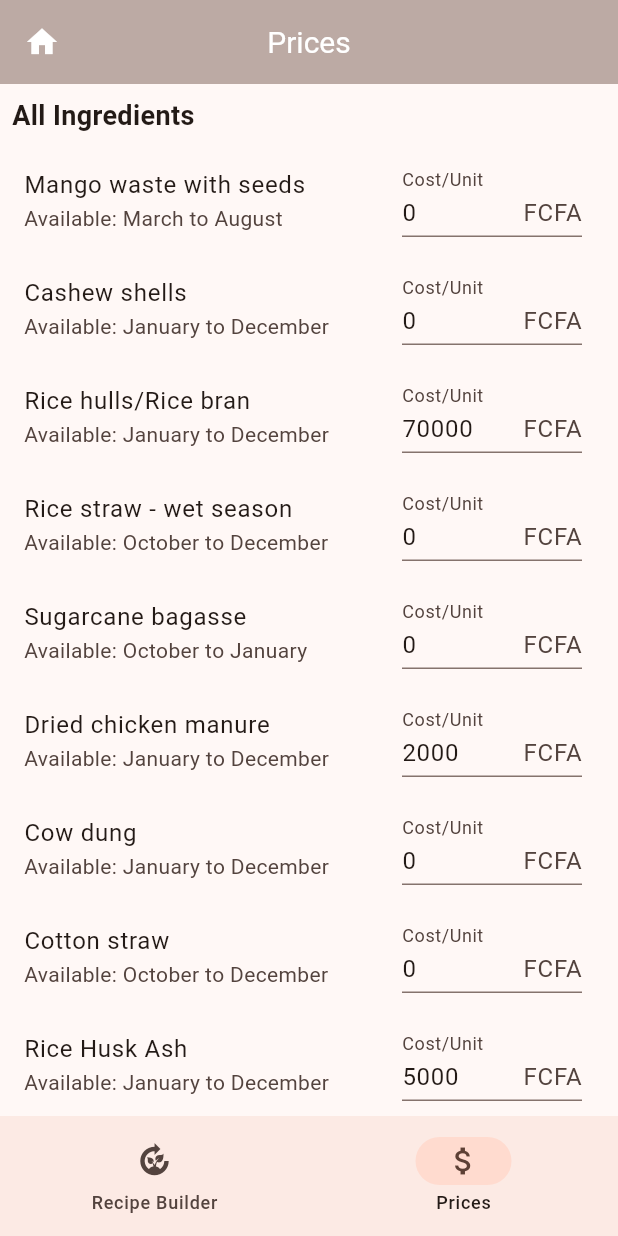
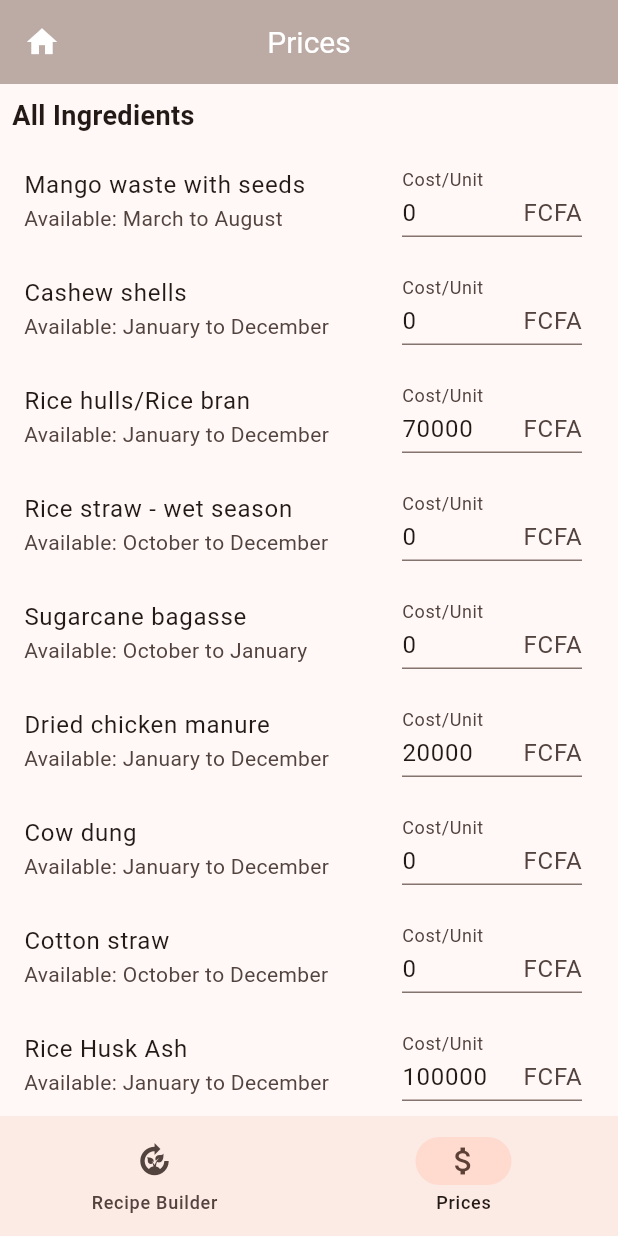
Before and after one commit to SomtochiUmeh/compostapp, a Flutter app: the HomeScreen screen opened directly, item 2 of the bottom bar chosen, on a phone screen of 412 x 824 dp. Run offline on Flutter 3.47's test engine with Material 3 defaults, Android fonts, the phone set to English and light mode, and no system bars; our stand-ins replace shared_preferences; accounts and stored records are empty.

Commit message:
update price, show all ingredient options, only comparison icon for C/N ratio

```diff
--- a/lib/constants/compost_quality_standards.dart
+++ b/lib/constants/compost_quality_standards.dart
@@ -6,7 +6,7 @@ class CompostQualityStandards {
     'potassium': 0.55,
     'calcium': 1.00,
     'magnesium': 2.30,
-    'cnRatio': 12.0,
+    'cnRatio': 30,
   };
 
   static const Map<String, double> municipalStandards = {
@@ -14,6 +14,6 @@ class CompostQualityStandards {
     'nitrogen': 30.0,
     'phosphorus': 0.63,
     'potassium': 0.35,
-    'cnRatio': 17.0,
+    'cnRatio': 30,
   };
 }
--- a/lib/data/compost_components_data.dart
+++ b/lib/data/compost_components_data.dart
@@ -49,12 +49,7 @@ class CompostComponentsData {
         magnesiumPercent: 0.19 / 100,
         carbonNitrogenRatio: 129.26,
       ),
-      price: Price(
-        priceInFCFA: 70000,
-        unit: 'tons',
-        unitAmount: 1,
-        pricePerUnit: 70000,
-      ),
+      price: Price(pricePerTon: 70000),
     ),
     const CompostComponent(
       id: 'RiceStraw',
@@ -100,12 +95,7 @@ class CompostComponentsData {
         magnesiumPercent: 0.63 / 100,
         carbonNitrogenRatio: 9.65,
       ),
-      price: Price(
-        priceInFCFA: 20000,
-        unit: 'kgs',
-        unitAmount: 100,
-        pricePerUnit: 2000,
-      ),
+      price: Price(pricePerTon: 20000),
     ),
     const CompostComponent(
       id: 'CowDung',
@@ -151,12 +141,7 @@ class CompostComponentsData {
         magnesiumPercent: 0.00 / 100,
         carbonNitrogenRatio: 2.44,
       ),
-      price: Price(
-        priceInFCFA: 100000,
-        unit: 'kgs',
-        unitAmount: 50,
-        pricePerUnit: 5000,
-      ),
+      price: Price(pricePerTon: 100000),
     ),
     CompostComponent(
       id: 'Lime',
@@ -172,12 +157,7 @@ class CompostComponentsData {
         magnesiumPercent: 0.00 / 100,
         carbonNitrogenRatio: 0.00,
       ),
-      price: Price(
-        priceInFCFA: 20000,
-        unit: 'kgs',
-        unitAmount: 25,
-        pricePerUnit: 5000,
-      ),
+      price: Price(pricePerTon: 20000),
     ),
     CompostComponent(
       id: 'CompostPlus',
@@ -193,12 +173,7 @@ class CompostComponentsData {
         magnesiumPercent: 0.00 / 100,
         carbonNitrogenRatio: 0.00,
       ),
-      price: Price(
-        priceInFCFA: 10000,
-        unit: 'kgs',
-        unitAmount: 2.5,
-        pricePerUnit: 2500,
-      ),
+      price: Price(pricePerTon: 10000),
     ),
     CompostComponent(
       id: 'Dolomites',
@@ -214,12 +189,7 @@ class CompostComponentsData {
         magnesiumPercent: 5.00 / 100,
         carbonNitrogenRatio: 0.00,
       ),
-      price: Price(
-        priceInFCFA: 35000,
-        unit: 'kgs',
-        unitAmount: 25,
-        pricePerUnit: 1750,
-      ),
+      price: Price(pricePerTon: 35000),
     ),
     const CompostComponent(
       id: 'CornStraw',
@@ -265,12 +235,7 @@ class CompostComponentsData {
         magnesiumPercent: 0.41 / 100,
         carbonNitrogenRatio: 15.40,
       ),
-      price: Price(
-        priceInFCFA: 10000,
-        unit: 'kgs',
-        unitAmount: 100,
-        pricePerUnit: 1000,
-      ),
+      price: Price(pricePerTon: 10000),
     ),
     const CompostComponent(
       id: 'RiceStrawCounter',
--- a/lib/models/compost_component_model.dart
+++ b/lib/models/compost_component_model.dart
@@ -1,6 +1,7 @@
+import 'package:compostapp/models/price_model.dart';
+
 import 'availability_model.dart';
 import 'nutrient_content_model.dart';
-import 'price_model.dart';
 import '../generated/l10n.dart';
 
 class CompostComponent {
--- a/lib/models/price_model.dart
+++ b/lib/models/price_model.dart
@@ -1,22 +1,11 @@
-import 'unit_model.dart';
-
 class Price {
-  final int priceInFCFA;
-  final MassUnit unit;
-  final double unitAmount;
-  final int pricePerUnit;
+  final int pricePerTon;
 
   Price({
-    required this.priceInFCFA,
-    required String unit,
-    required this.unitAmount,
-    required this.pricePerUnit,
-  }) : unit = MassUnit.fromString(unit);
+    required this.pricePerTon,
+  });
 
   double calculatePrice(double amount) {
-    double amountInPriceUnit = unit == MassUnit.tons ? amount * 1000 : amount;
-    return (amountInPriceUnit / unitAmount) * priceInFCFA;
+    return (pricePerTon / 1000) * amount;
   }
-
-  String getLocalizedUnit() => unit.getLocalizedUnit();
 }
--- a/lib/screens/price_page.dart
+++ b/lib/screens/price_page.dart
@@ -32,7 +32,7 @@ class PricesPage extends StatelessWidget {
           SizedBox(
             width: 120,
             child: TextFormField(
-              initialValue: (component.price?.pricePerUnit ?? 0).toString(),
+              initialValue: (component.price?.pricePerTon ?? 0).toString(),
               decoration: InputDecoration(
                 labelText: S.of(context).costPerUnit,
                 suffixText: S.of(context).currencyFCFA,
--- a/lib/screens/recipe_builder_page.dart
+++ b/lib/screens/recipe_builder_page.dart
@@ -69,8 +69,7 @@ class _RecipeBuilderPageState extends State<RecipeBuilderPage> {
   void _showAddComponentDialog(BuildContext context) {
     // Get the latest component data from CompostState
     final compostState = context.read<CompostState>();
-    final availableComponents = compostState
-        .getAvailableComponents(DateTime.now())
+    final availableComponents = compostState.components
         .where((component) => !selectedComponents.any(
             (selected) => selected.component.getName() == component.getName()))
         .toList();
```
Also changed, not shown: lib/compost_state.dart (+3 -14 lines), lib/services/persistence_manager.dart (+2 -8 lines), lib/widgets/add_component_dialog.dart (+10 -10 lines), lib/widgets/nutrient_totals_table.dart (+16 -16 lines).
